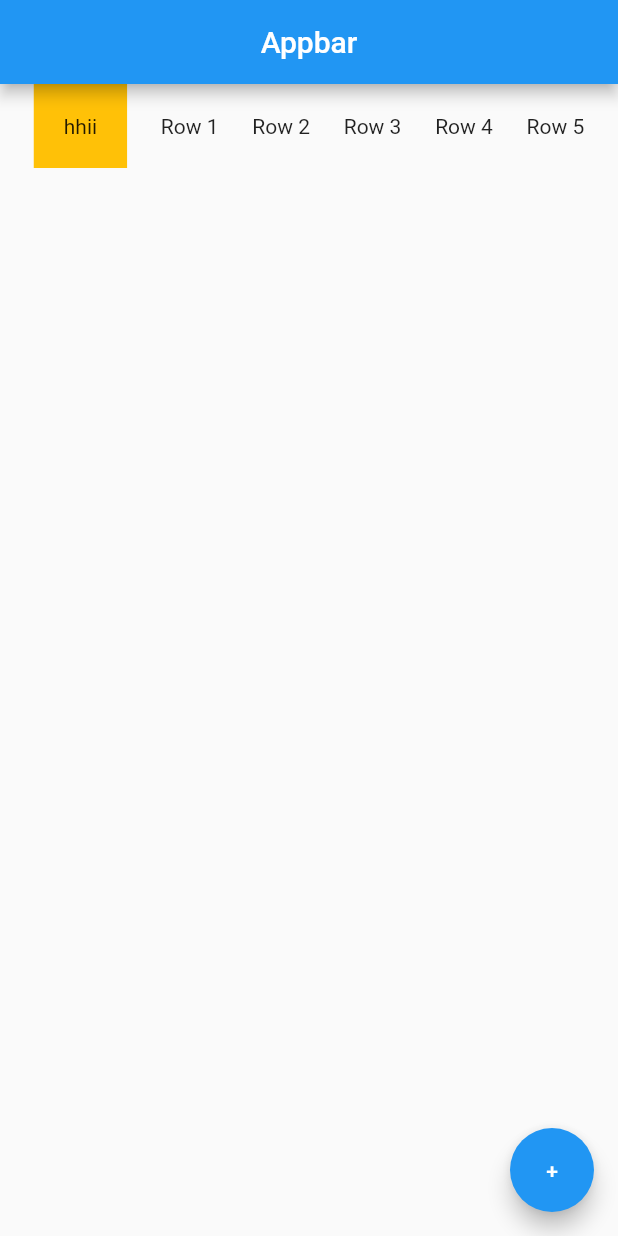
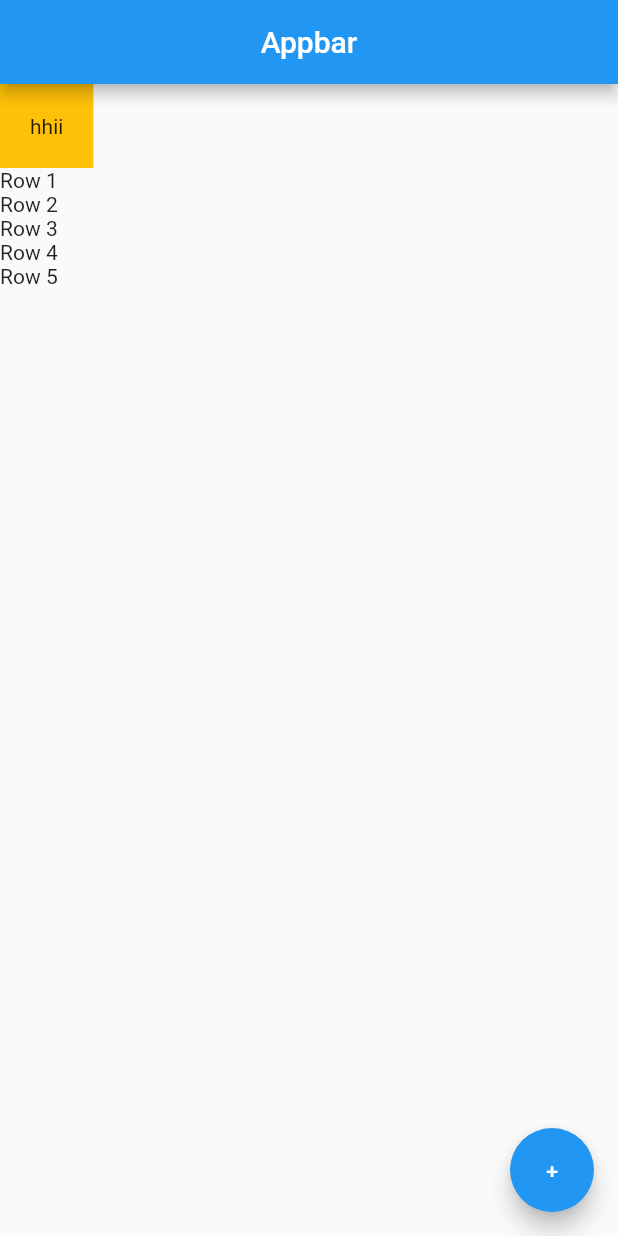
Before and after one commit to vijeth-simha/flutter-playground, a Flutter app: the screen it shows after launch, on a phone screen of 412 x 824 dp. Run offline on Flutter 3.47's test engine with Material 2 defaults, Android fonts, the phone set to English and light mode, and no system bars.

Commit message:
column widget

```diff
--- a/lib/main.dart
+++ b/lib/main.dart
@@ -12,8 +12,8 @@ class Home extends StatelessWidget {
         title: const Text("Appbar"),
         centerTitle: true,
       ),
-      body: Row(
-        mainAxisAlignment: MainAxisAlignment.spaceEvenly,
+      body: Column(
+        crossAxisAlignment: CrossAxisAlignment.start,
         children: [
           Container(
             padding: const EdgeInsets.all(20.0),
```
